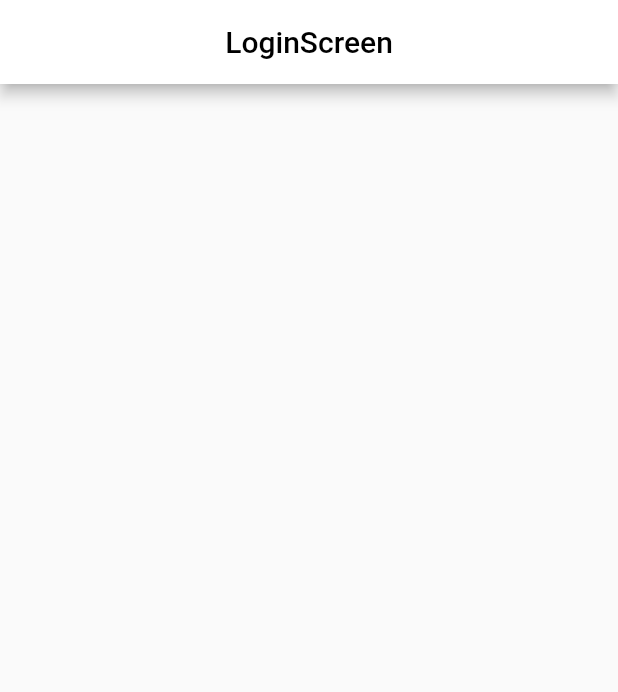
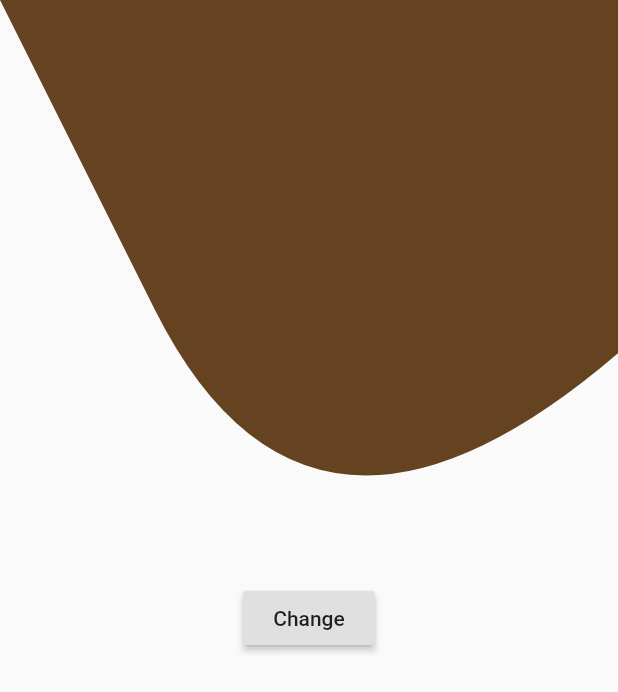
Before and after one commit to efdee1/auth, a Flutter app: the screen it shows after launch, on a phone screen of 412 x 824 dp. Shown: the top 692 px of the screen. Run offline on Flutter 3.47's test engine with Material 2 defaults, Android fonts, the phone set to English and light mode, and no system bars; our stand-ins replace liquid_swipe, splashscreen; missing offline and left inert: lit_firebase_auth; accounts and stored records are empty.

Commit message:
using animations

```diff
--- a/lib/main.dart
+++ b/lib/main.dart
@@ -1,5 +1,7 @@
 import 'package:flutter/material.dart';
 import 'package:splashscreen/splashscreen.dart';
+import 'package:system_login/service/auth_service.dart';
+import 'package:system_login/service/loginview.dart';
 
 void main() {
   runApp(MyApp());
@@ -9,9 +11,11 @@ class MyApp extends StatelessWidget {
   // This widget is the root of your application.
   @override
   Widget build(BuildContext context) {
+
     return MaterialApp(
+      debugShowCheckedModeBanner: false,
       title: 'Mufasa Auth',
-      home: Splash(),
+      home: AuthScreen(),
     );
   }
 }
@@ -34,26 +38,3 @@ class _SplashState extends State<Splash> {
     );
   }
 }
-
-class LoginScreen extends StatefulWidget {
-  @override
-  _LoginScreenState createState() => _LoginScreenState();
-}
-
-class _LoginScreenState extends State<LoginScreen> {
-  @override
-  Widget build(BuildContext context) {
-    return Scaffold(
-      appBar: AppBar(
-        backgroundColor: Colors.white,
-        title: Center(child: Text('LoginScreen',
-          style: TextStyle(
-            color: Colors.black
-          ),
-        ),
-
-        ),
-      ),
-    );
-  }
-}
--- /dev/null
+++ b/lib/models/animation.dart
@@ -0,0 +1,153 @@
+import 'dart:math';
+import 'dart:ui';
+
+import 'package:flutter/cupertino.dart';
+import 'package:flutter/material.dart';
+import 'package:system_login/models/colors.dart';
+import 'package:flutter/rendering.dart';
+import 'package:liquid_swipe/liquid_swipe.dart';
+//import 'package:liquid_swipe/liquid_swipe.dart';
+
+
+class BackgroundPainter extends CustomPainter {
+  BackgroundPainter({
+    Animation<double> animation,
+  }): deepBrownPaint = Paint()..color = Sunlight.deepBrown..style= PaintingStyle.fill,
+        redPaint = Paint()..color = Sunlight.red..style= PaintingStyle.fill,
+        orangePaint = Paint()..color = Sunlight.orange..style= PaintingStyle.fill,
+        lightYellowPaint = Paint()..color = Sunlight.lightYellow..style= PaintingStyle.fill,
+        amberPaint = Paint()..color = Sunlight.amber..style= PaintingStyle.fill,
+
+        // linePaint = Paint()
+        //   ..color = Colors.deepBrownPaint
+        //   ..style = PaintingStyle.stroke
+        //   ..strokeWidth = 4,
+        // lightYellowAnim = CurvedAnimation(
+        //   curve: Curves.elasticOut,
+        //   reverseCurve: Curves.easeInBack,
+        //   parent: animation,
+        // ),
+        liquidAnim = CurvedAnimation(
+          curve: Curves.elasticOut,
+          reverseCurve: Curves.easeInBack,
+          parent: animation,
+        ),
+        orangeAnim = CurvedAnimation(
+          parent: animation,
+          curve: const Interval(
+            0,
+            0.7,
+            curve: Interval(0, 0.8, curve: SpringCurve()),
+          ),
+          reverseCurve: Curves.linear,
+        ),
+        redAnim = CurvedAnimation(
+          parent: animation,
+          curve: const Interval(
+            0,
+            0.8,
+            curve: Interval(0, 0.9, curve: SpringCurve()),
+          ),
+          reverseCurve: Curves.easeInCirc,
+        ),
+        deepBrownAnim = CurvedAnimation(
+          parent: animation,
+          curve: const SpringCurve(),
+          reverseCurve: Curves.easeInCirc,
+        ),
+        amberAnim = CurvedAnimation(
+          parent: animation,
+          curve: const Interval(
+            0,
+            0.8,
+            curve: Interval(0, 0.9, curve: SpringCurve()),
+          ),
+          reverseCurve: Curves.easeInCirc,
+        ),
+
+  super(repaint: animation);
+
+  final Animation<double> liquidAnim;
+  final Animation<double> deepBrownAnim;
+  final Animation<double> redAnim;
+  final Animation<double> orangeAnim;
+ // final Animation<double> lightYellowAnim;
+  final Animation<double> amberAnim;
+
+
+  final Paint deepBrownPaint;
+  final Paint redPaint;
+  final Paint orangePaint;
+  final Paint lightYellowPaint;
+  final Paint amberPaint;
+
+  @override
+  void paint(Canvas canvas, Size size) {
+    print('painting');
+    paintDeepBrown(canvas, size);
+
+  }
+
+  void paintDeepBrown(Canvas canvas, Size size) {
+    final path = Path();
+    path.moveTo(size.width, size.height / -2);
+    path.lineTo(size.width/4, size.height/-5);
+    path.lineTo(0, 0);
+    _addPointsToPath(path,  [
+      Point(
+         0, lerpDouble(0, size.height, deepBrownAnim.value),
+
+      ),
+      Point(size.width / 2, size.height/2),
+      Point( size.width,size.height/3.5)
+    ]);
+    canvas.drawPath(path, deepBrownPaint);
+  }
+
+  @override
+  bool shouldRepaint(covariant CustomPainter oldDelegate) {
+    return true;
+  }
+
+
+
+  void _addPointsToPath(Path path, List<Point> points) {
+    if (points.length < 3) {
+      throw UnsupportedError('Need three or more points to create a path.');
+    }
+
+    for (var i = 0; i < points.length - 2; i++) {
+      final xc = (points[i].x + points[i + 1].x) / 2;
+      final yc = (points[i].y + points[i + 1].y) / 2;
+      path.quadraticBezierTo(points[i].x, points[i].y, xc, yc);
+    }
+
+    // connect the last two points
+    path.quadraticBezierTo(
+        points[points.length - 2].x,
+        points[points.length - 2].y,
+        points[points.length - 1].x,
+        points[points.length - 1].y);
+  }
+}
+
+class Point{
+  final double x;
+  final double y;
+
+  Point(this.x,this.y);
+}
+/// Custom curve to give gooey spring effect
+class SpringCurve extends Curve {
+  const SpringCurve({
+    this.a = 0.15,
+    this.w = 19.4,
+  });
+  final double a;
+  final double w;
+
+  @override
+  double transformInternal(double t) {
+    return (-(pow(e, -t / a) * cos(t * w)) + 1).toDouble();
+  }
+}
--- /dev/null
+++ b/lib/models/colors.dart
@@ -0,0 +1,10 @@
+import 'package:flutter/material.dart';
+
+class Sunlight{
+  static const Color deepBrown = Color(0xff654321);
+  static const Color red = Color(0xffd53600);
+  static const Color orange = Color(0xffff8503);
+  static const Color lightYellow = Color(0xfffeb204);
+  static const Color amber = Color(0xffffd22b);
+
+}
--- /dev/null
+++ b/lib/service/auth_service.dart
@@ -0,0 +1,42 @@
+import 'package:flutter/material.dart';
+import 'package:system_login/models/animation.dart';
+import 'package:lit_firebase_auth/lit_firebase_auth.dart';
+// import 'package:lit_firebase_auth/system_login/models/animation';
+import 'package:system_login/models/colors.dart';
+
+class AuthScreen extends StatefulWidget {
+  const AuthScreen({Key key}) : super(key: key);
+  @override
+  _AuthScreenState createState() => _AuthScreenState();
+}
+
+class _AuthScreenState extends State<AuthScreen>with SingleTickerProviderStateMixin {
+  AnimationController _controller;
+
+  @override
+  void initState() {
+    _controller = AnimationController(vsync: this,duration: Duration(seconds:7 ));
+    super.initState();
+  }
+  @override
+  Widget build(BuildContext context) {
+    return Scaffold(
+      body: Stack(
+        children: [
+          SizedBox.expand(
+            child: CustomPaint(
+            painter: BackgroundPainter(animation:_controller.view,),
+            ),
+          ),
+          Center(
+            child: RaisedButton(onPressed: (){
+              _controller.forward(from: 0);
+            },
+              child: Text ('Change'),
+            ),
+          )
+        ],
+      ),
+    );
+  }
+}
--- /dev/null
+++ b/lib/service/loginview.dart
@@ -0,0 +1,25 @@
+import 'package:flutter/material.dart';
+
+
+class LoginScreen extends StatefulWidget {
+  @override
+  _LoginScreenState createState() => _LoginScreenState();
+}
+
+class _LoginScreenState extends State<LoginScreen> {
+  @override
+  Widget build(BuildContext context) {
+    return Scaffold(
+      appBar: AppBar(
+        backgroundColor: Colors.white,
+        title: Center(child: Text('LoginScreen',
+          style: TextStyle(
+              color: Colors.black
+          ),
+        ),
+
+        ),
+      ),
+    );
+  }
+}
```
Also changed, not shown: pubspec.yaml (+7 -0 lines), pubspec.lock, 7 other files.
